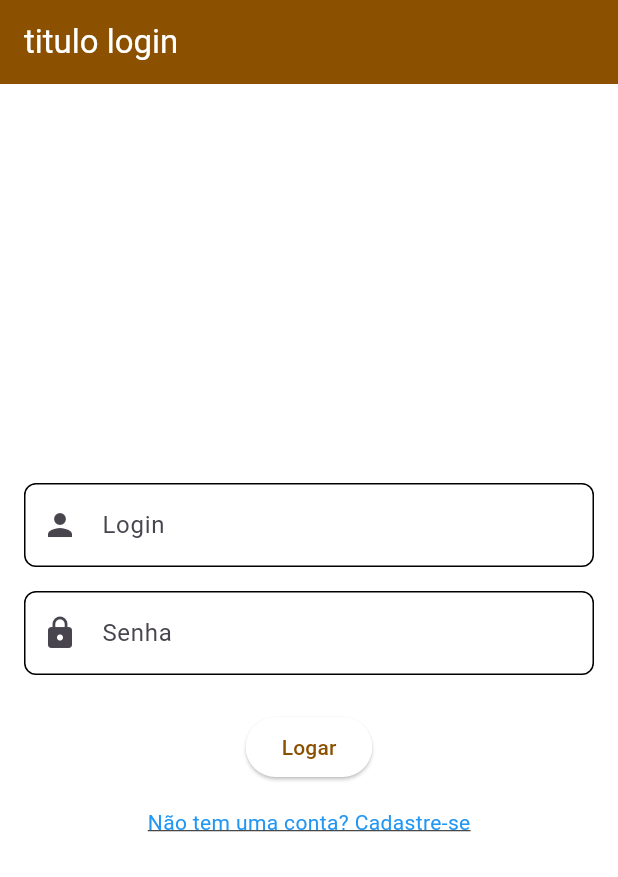
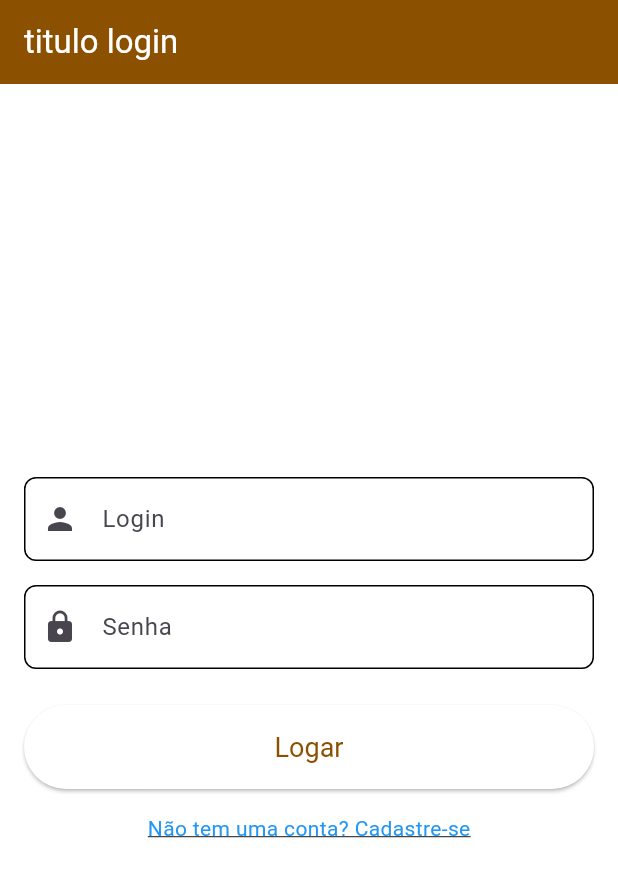
Before and after one commit to FrancisCarolina/flutter_check, a Flutter app: the screen it shows after launch, on a phone screen of 412 x 824 dp. Shown: the top 877 px of the screen. Run offline on Flutter 3.47's test engine with Material 2 defaults, Android fonts, the phone set to English and light mode, and no system bars; our stand-ins replace get.

Commit message:
botao de logar maior

```diff
--- a/login/lib/views/login.dart
+++ b/login/lib/views/login.dart
@@ -66,6 +66,11 @@ class _LoginState extends State<Login> {
                     Get.offNamed('/home');
                   }
                 },
+                style: ElevatedButton.styleFrom(
+                  minimumSize: const Size(double.infinity, 56), // Largura completa e altura maior
+                  padding: const EdgeInsets.symmetric(vertical: 16.0), // Padding interno do botão
+                  textStyle: const TextStyle(fontSize: 18), // Tamanho da fonte
+                ),
                 child: const Text('Logar'),
               ),
               const SizedBox(height: 16),
```
